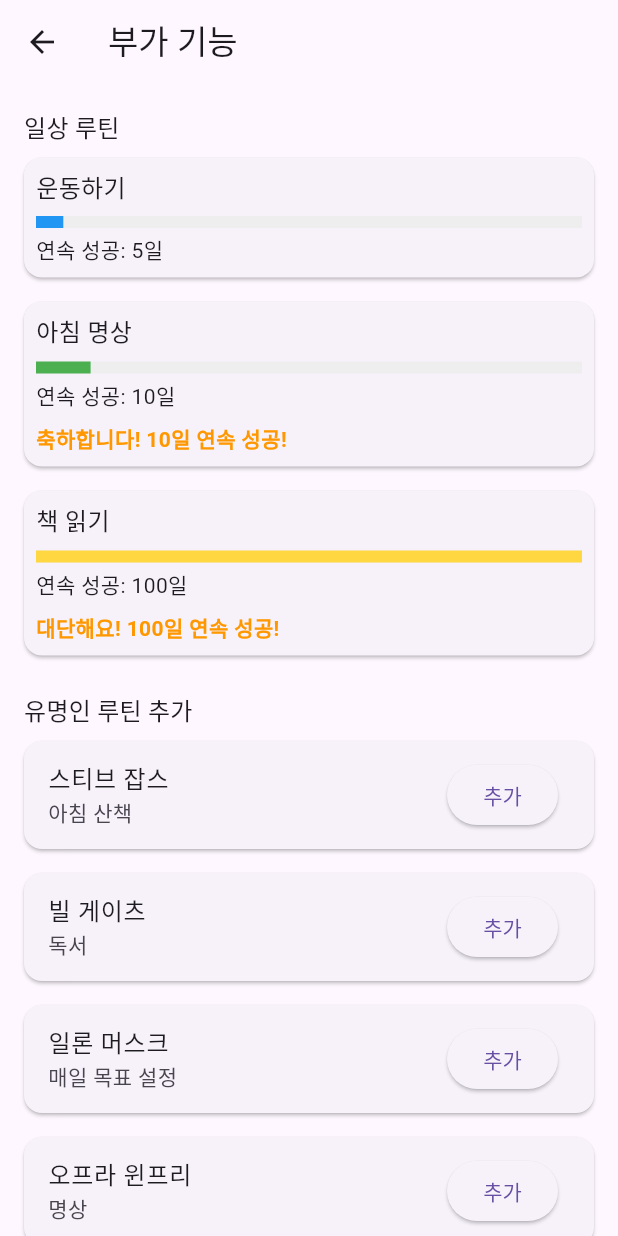
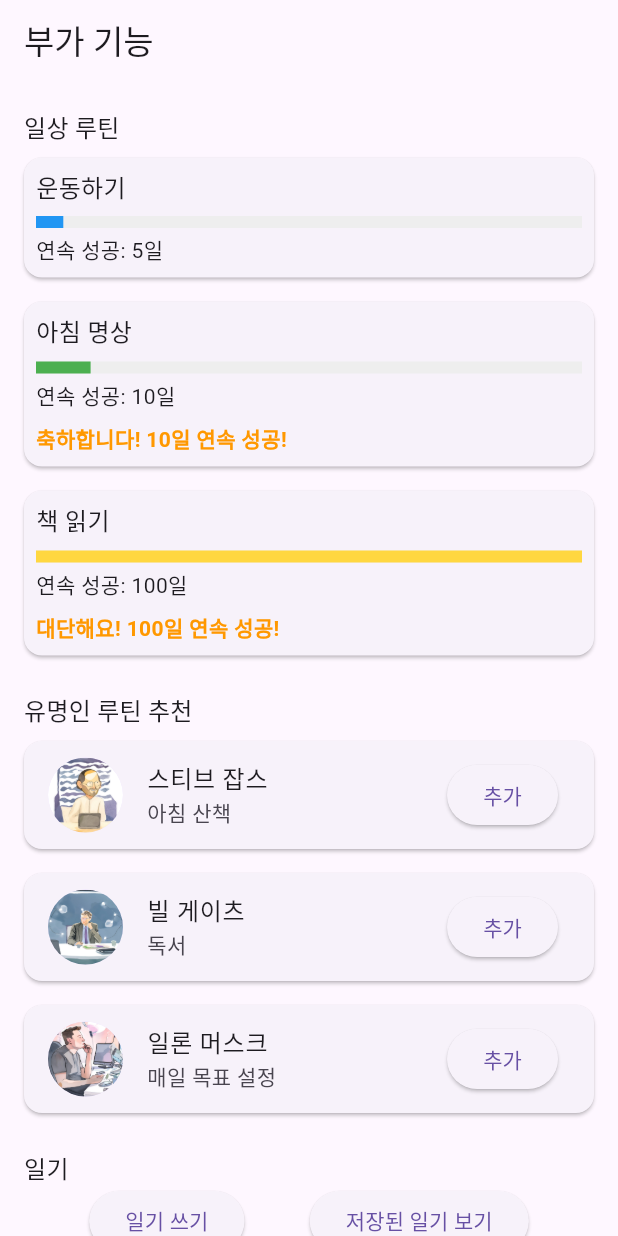
Before and after one commit to to-do-list-8/main, a Flutter app: the ExtraScreen screen opened directly, on a phone screen of 412 x 824 dp. Run offline on Flutter 3.47's test engine with Material 3 defaults, Android fonts, the phone set to English and light mode, and no system bars; our stand-ins replace firebase_auth, table_calendar; accounts and stored records are empty; Roboto replaces fonts that are missing (CustomFont).

Commit message:
1. extra_screen.dart 파일에 유명인 이미지 추가, 저장된 일기 버튼으로 분리 2. pubspec.yaml에 이미지 경로 추가

```diff
--- a/lib/screens/extra_screen.dart
+++ b/lib/screens/extra_screen.dart
@@ -1,13 +1,33 @@
 import 'package:flutter/material.dart';
+
+void main() {
+  runApp(MyApp());
+}
+
+class MyApp extends StatelessWidget {
+  @override
+  Widget build(BuildContext context) {
+    return MaterialApp(
+      title: '부가 기능 앱',
+      theme: ThemeData(
+        primarySwatch: Colors.blue,
+      ),
+      home: ExtraScreen(),
+    );
+  }
+}
 
 class ExtraScreen extends StatelessWidget {
   final List<String> dailyRoutines = ['운동하기', '아침 명상', '책 읽기'];
   final Map<String, int> routineStreak = {'운동하기': 5, '아침 명상': 10, '책 읽기': 100};
   final List<Map<String, String>> famousRoutines = [
-    {'name': '스티브 잡스', 'routine': '아침 산책'},
-    {'name': '빌 게이츠', 'routine': '독서'},
-    {'name': '일론 머스크', 'routine': '매일 목표 설정'},
-    {'name': '오프라 윈프리', 'routine': '명상'},
+    {'name': '스티브 잡스', 'routine': '아침 산책', 'image': 'assets/images/steve_jobs.png'},
+    {'name': '빌 게이츠', 'routine': '독서', 'image': 'assets/images/bill_gates.png'},
+    {'name': '일론 머스크', 'routine': '매일 목표 설정', 'image': 'assets/images/elon_musk.png'},
+  ];
+  final List<String> savedDiaries = [
+    '2024/11/27: 눈이 왔다 ☃️',
+    '2024/11/26: 날씨가 추워졌다.'
   ];
 
   void _addFamousRoutine(BuildContext context, String routine) {
@@ -91,6 +111,15 @@ class ExtraScreen extends StatelessWidget {
     return null;
   }
 
+  void _navigateToDiaryList(BuildContext context) {
+    Navigator.push(
+      context,
+      MaterialPageRoute(
+        builder: (context) => DiaryListScreen(savedDiaries: savedDiaries),
+      ),
+    );
+  }
+
   @override
   Widget build(BuildContext context) {
     return Scaffold(
@@ -147,20 +176,23 @@ class ExtraScreen extends StatelessWidget {
               }).toList(),
               SizedBox(height: 16),
 
-              // 유명인 루틴 추가 섹션
+              // 유명인 루틴 추천 섹션
               Text(
-                '유명인 루틴 추가',
+                '유명인 루틴 추천',
                 style: Theme.of(context).textTheme.titleMedium,
               ),
               ...famousRoutines.map((routine) {
                 return Card(
                   margin: EdgeInsets.symmetric(vertical: 8),
                   child: ListTile(
+                    leading: CircleAvatar(
+                      backgroundImage: AssetImage(routine['image']!), // 로컬 이미지 표시
+                      radius: 25,
+                    ),
                     title: Text('${routine['name']}'),
                     subtitle: Text('${routine['routine']}'),
                     trailing: ElevatedButton(
-                      onPressed: () =>
-                          _addFamousRoutine(context, routine['routine']!),
+                      onPressed: () => _addFamousRoutine(context, routine['routine']!),
                       child: Text('추가'),
                     ),
                   ),
@@ -168,34 +200,24 @@ class ExtraScreen extends StatelessWidget {
               }).toList(),
               SizedBox(height: 16),
 
-              // 일기 기능 섹션
+              // 일기 쓰기 및 보기 버튼 섹션
               Text(
                 '일기',
                 style: Theme.of(context).textTheme.titleMedium,
               ),
-              Card(
-                margin: EdgeInsets.symmetric(vertical: 8),
-                child: ListTile(
-                  title: Text('일기를 작성하세요'),
-                  trailing: ElevatedButton(
+              Row(
+                mainAxisAlignment: MainAxisAlignment.spaceEvenly,
+                children: [
+                  ElevatedButton(
                     onPressed: () => _writeDiary(context),
-                    child: Text('쓰기'),
+                    child: Text('일기 쓰기'),
                   ),
-                ),
+                  ElevatedButton(
+                    onPressed: () => _navigateToDiaryList(context),
+                    child: Text('저장된 일기 보기'),
+                  ),
+                ],
               ),
-              Text(
-                '저장된 일기',
-                style: Theme.of(context).textTheme.bodyMedium,
-              ),
-              ...['2024/11/27: 눈이 왔다 ☃️', '2024/11/26: 날씨가 추워졌다.']
-                  .map((diary) {
-                return Card(
-                  margin: EdgeInsets.symmetric(vertical: 4),
-                  child: ListTile(
-                    title: Text(diary),
-                  ),
-                );
-              }).toList(),
             ],
           ),
         ),
@@ -203,3 +225,29 @@ class ExtraScreen extends StatelessWidget {
     );
   }
 }
+
+class DiaryListScreen extends StatelessWidget {
+  final List<String> savedDiaries;
+
+  const DiaryListScreen({Key? key, required this.savedDiaries}) : super(key: key);
+
+  @override
+  Widget build(BuildContext context) {
+    return Scaffold(
+      appBar: AppBar(
+        title: Text('저장된 일기'),
+      ),
+      body: ListView.builder(
+        itemCount: savedDiaries.length,
+        itemBuilder: (context, index) {
+          return Card(
+            margin: EdgeInsets.symmetric(vertical: 8, horizontal: 16),
+            child: ListTile(
+              title: Text(savedDiaries[index]),
+            ),
+          );
+        },
+      ),
+    );
+  }
+}
--- a/pubspec.yaml
+++ b/pubspec.yaml
@@ -25,3 +25,5 @@ flutter:
       fonts:
         - asset: assets/fonts/NanumSquareNeo-cBd.ttf
   uses-material-design: true
+  assets:
+    - assets/images/
```
Also changed, not shown: assets/images/bill_gates.png (added), assets/images/elon_musk.png (added), assets/images/steve_jobs.png (added).
